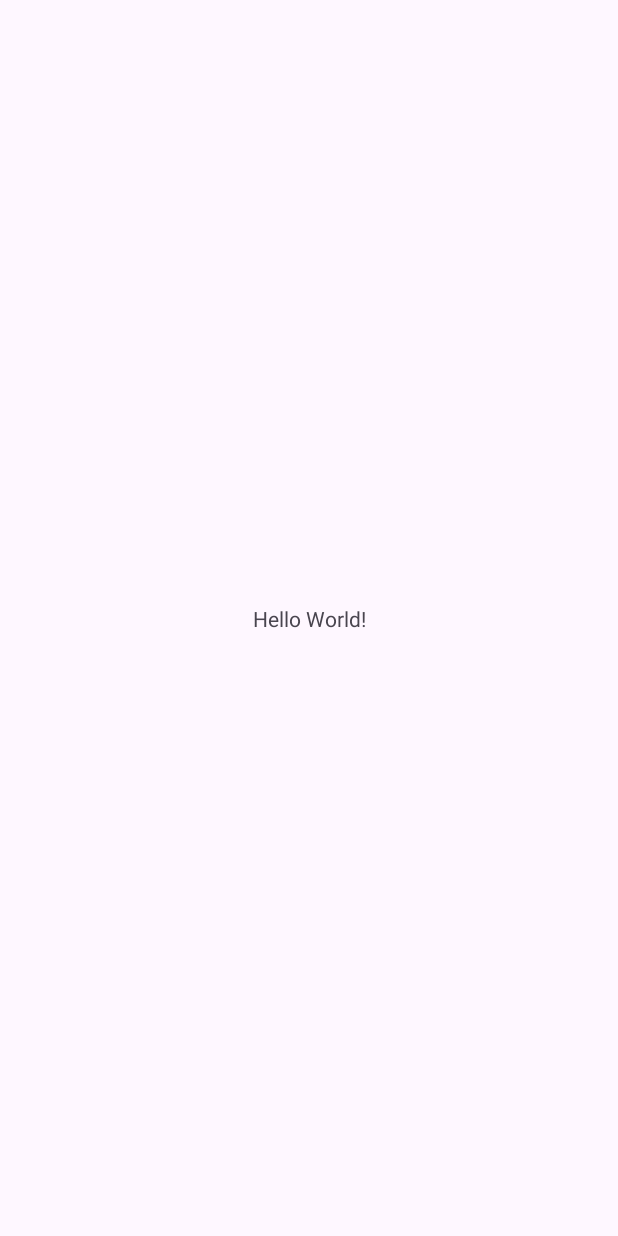
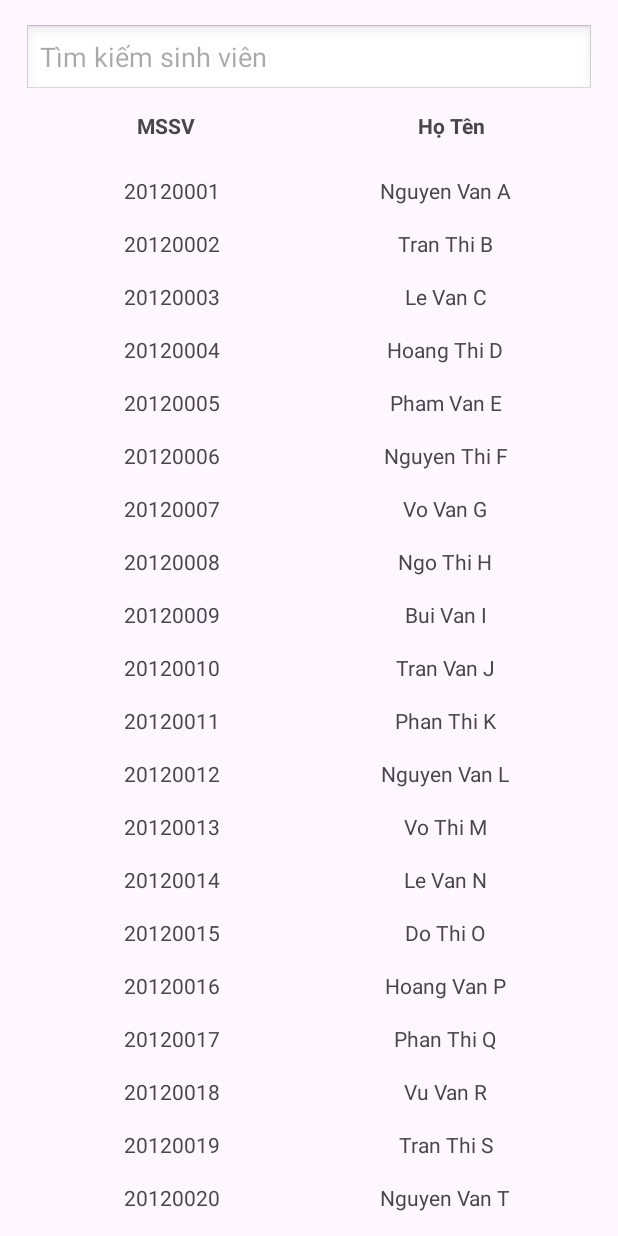
Before and after one commit to nntthuong02/Subject-Mobile-Programming, an Android app: the screen it shows after launch (MainActivity), on a phone screen of 412 x 824 dp. Before the commit the screen is almost empty. Run offline under Robolectric (Android 15) with nearby library versions, the phone set to English and light mode, and no system bars.

```diff
--- a/app/build.gradle.kts
+++ b/app/build.gradle.kts
@@ -33,6 +33,10 @@ android {
     kotlinOptions {
         jvmTarget = "1.8"
     }
+
+    viewBinding {
+        enable = true
+    }
 }
 
 dependencies {
--- /dev/null
+++ b/app/src/main/java/com/app/b1danhsach/models/Student.kt
@@ -0,0 +1,6 @@
+package com.app.b1danhsach.models
+
+data class Student(
+    val mssv: String,
+    val name: String
+)
--- a/app/src/main/java/com/app/b1danhsach/presentation/activity/MainActivity.kt
+++ b/app/src/main/java/com/app/b1danhsach/presentation/activity/MainActivity.kt
@@ -2,11 +2,59 @@ package com.app.b1danhsach.presentation.activity
 
 import androidx.appcompat.app.AppCompatActivity
 import android.os.Bundle
+import androidx.recyclerview.widget.LinearLayoutManager
+import androidx.recyclerview.widget.RecyclerView
 import com.app.b1danhsach.R
+import com.app.b1danhsach.presentation.adapter.StudentAdapter
+import com.app.b1danhsach.util.StudentDataSource
+import android.text.Editable
+import android.text.TextWatcher
+import android.widget.EditText
 
 class MainActivity : AppCompatActivity() {
+
+    private lateinit var recyclerView: RecyclerView
+    private lateinit var searchEditText: EditText
+    private lateinit var studentAdapter: StudentAdapter
+    private lateinit var studentDataSource: StudentDataSource
+
     override fun onCreate(savedInstanceState: Bundle?) {
         super.onCreate(savedInstanceState)
         setContentView(R.layout.activity_main)
+
+        // Initialize views
+        recyclerView = findViewById(R.id.recyclerView)
+        searchEditText = findViewById(R.id.etSearch)
+
+        // Initialize data source and adapter
+        studentDataSource = StudentDataSource()
+        studentAdapter = StudentAdapter(studentDataSource.getStudentData())
+
+        // Setup RecyclerView
+        recyclerView.layoutManager = LinearLayoutManager(this)
+        recyclerView.adapter = studentAdapter
+
+        // Setup search functionality
+        searchEditText.addTextChangedListener(object : TextWatcher {
+            override fun afterTextChanged(s: Editable?) {
+                filter(s.toString())
+            }
+
+            override fun beforeTextChanged(s: CharSequence?, start: Int, count: Int, after: Int) {}
+            override fun onTextChanged(s: CharSequence?, start: Int, before: Int, count: Int) {}
+        })
+    }
+
+    // Filter function
+    private fun filter(text: String) {
+        val filteredList = if (text.length > 2) {
+            studentDataSource.getStudentData().filter {
+                it.mssv.contains(text, ignoreCase = true) ||
+                        it.name.contains(text, ignoreCase = true)
+            }
+        } else {
+            studentDataSource.getStudentData() // Show full list if text length <= 2
+        }
+        studentAdapter.updateList(filteredList)
     }
 }
--- /dev/null
+++ b/app/src/main/java/com/app/b1danhsach/presentation/adapter/StudentAdapter.kt
@@ -0,0 +1,32 @@
+package com.app.b1danhsach.presentation.adapter
+
+import android.annotation.SuppressLint
+import android.view.LayoutInflater
+import android.view.ViewGroup
+import androidx.recyclerview.widget.RecyclerView
+import com.app.b1danhsach.databinding.ItemStudentBinding
+import com.app.b1danhsach.models.Student
+
+class StudentAdapter(private var students: List<Student>) : RecyclerView.Adapter<StudentAdapter.StudentViewHolder>() {
+
+    inner class StudentViewHolder(val binding: ItemStudentBinding) : RecyclerView.ViewHolder(binding.root)
+
+    override fun onCreateViewHolder(parent: ViewGroup, viewType: Int): StudentViewHolder {
+        val binding = ItemStudentBinding.inflate(LayoutInflater.from(parent.context), parent, false)
+        return StudentViewHolder(binding)
+    }
+
+    override fun onBindViewHolder(holder: StudentViewHolder, position: Int) {
+        val student = students[position]
+        holder.binding.tvMssv.text = student.mssv
+        holder.binding.tvName.text = student.name
+    }
+
+    override fun getItemCount(): Int = students.size
+
+    @SuppressLint("NotifyDataSetChanged")
+    fun updateList(newList: List<Student>) {
+        students = newList
+        notifyDataSetChanged()
+    }
+}
--- /dev/null
+++ b/app/src/main/java/com/app/b1danhsach/util/StudentDataSource.kt
@@ -0,0 +1,62 @@
+package com.app.b1danhsach.util
+
+import com.app.b1danhsach.models.Student
+
+class StudentDataSource {
+    private val studentData = mutableListOf(
+        Student("20120001", "Nguyen Van A"),
+        Student("20120002", "Tran Thi B"),
+        Student("20120003", "Le Van C"),
+        Student("20120004", "Hoang Thi D"),
+        Student("20120005", "Pham Van E"),
+        Student("20120006", "Nguyen Thi F"),
+        Student("20120007", "Vo Van G"),
+        Student("20120008", "Ngo Thi H"),
+        Student("20120009", "Bui Van I"),
+        Student("20120010", "Tran Van J"),
+        Student("20120011", "Phan Thi K"),
+        Student("20120012", "Nguyen Van L"),
+        Student("20120013", "Vo Thi M"),
+        Student("20120014", "Le Van N"),
+        Student("20120015", "Do Thi O"),
+        Student("20120016", "Hoang Van P"),
+        Student("20120017", "Phan Thi Q"),
+        Student("20120018", "Vu Van R"),
+        Student("20120019", "Tran Thi S"),
+        Student("20120020", "Nguyen Van T"),
+        Student("20120021", "Pham Thi U"),
+        Student("20120022", "Bui Van V"),
+        Student("20120023", "Nguyen Thi W"),
+        Student("20120024", "Le Van X"),
+        Student("20120025", "Do Van Y"),
+        Student("20120026", "Hoang Thi Z"),
+        Student("20120027", "Nguyen Van AA"),
+        Student("20120028", "Pham Thi BB"),
+        Student("20120029", "Bui Van CC"),
+        Student("20120030", "Tran Thi DD"),
+        Student("20120031", "Vo Van EE"),
+        Student("20120032", "Do Thi FF"),
+        Student("20120033", "Nguyen Van GG"),
+        Student("20120034", "Le Thi HH"),
+        Student("20120035", "Hoang Van II"),
+        Student("20120036", "Pham Thi JJ"),
+        Student("20120037", "Nguyen Van KK"),
+        Student("20120038", "Vo Thi LL"),
+        Student("20120039", "Ngo Van MM"),
+        Student("20120040", "Bui Thi NN"),
+        Student("20120041", "Tran Van OO"),
+        Student("20120042", "Phan Thi PP"),
+        Student("20120043", "Nguyen Van QQ"),
+        Student("20120044", "Pham Van RR"),
+        Student("20120045", "Vu Thi SS"),
+        Student("20120046", "Do Van TT"),
+        Student("20120047", "Hoang Thi UU"),
+        Student("20120048", "Phan Van VV"),
+        Student("20120049", "Nguyen Thi WW"),
+        Student("20120050", "Tran Van XX")
+    )
+
+    fun getStudentData(): List<Student> {
+        return studentData
+    }
+}
--- a/app/src/main/res/layout/activity_main.xml
+++ b/app/src/main/res/layout/activity_main.xml
@@ -1,18 +1,45 @@
-<?xml version="1.0" encoding="utf-8"?>
-<androidx.constraintlayout.widget.ConstraintLayout xmlns:android="http://schemas.android.com/apk/res/android"
-    xmlns:app="http://schemas.android.com/apk/res-auto"
-    xmlns:tools="http://schemas.android.com/tools"
+<LinearLayout
+    xmlns:android="http://schemas.android.com/apk/res/android"
+    android:orientation="vertical"
     android:layout_width="match_parent"
     android:layout_height="match_parent"
-    tools:context=".presentation.activity.MainActivity">
+    android:padding="16dp">
+    <EditText
+        android:id="@+id/etSearch"
+        android:layout_width="match_parent"
+        android:layout_height="wrap_content"
+        android:hint="Tìm kiếm sinh viên"
+        android:inputType="text"
+        android:background="@android:drawable/edit_text"
+        android:layout_marginBottom="10dp"/>
+    <!-- Header row for mssv and name -->
+    <LinearLayout
+        android:layout_width="match_parent"
+        android:layout_height="wrap_content"
+        android:orientation="horizontal"
+        android:paddingBottom="8dp">
 
-    <TextView
-        android:layout_width="wrap_content"
-        android:layout_height="wrap_content"
-        android:text="Hello World!"
-        app:layout_constraintBottom_toBottomOf="parent"
-        app:layout_constraintEnd_toEndOf="parent"
-        app:layout_constraintStart_toStartOf="parent"
-        app:layout_constraintTop_toTopOf="parent" />
+        <TextView
+            android:layout_width="0dp"
+            android:layout_height="wrap_content"
+            android:layout_weight="1"
+            android:text="MSSV"
+            android:textStyle="bold"
+            android:gravity="center"/>
 
-</androidx.constraintlayout.widget.ConstraintLayout>
+        <TextView
+            android:layout_width="0dp"
+            android:layout_height="wrap_content"
+            android:layout_weight="1"
+            android:text="Họ Tên"
+            android:textStyle="bold"
+            android:gravity="center"/>
+    </LinearLayout>
+
+    <!-- RecyclerView to display student list -->
+    <androidx.recyclerview.widget.RecyclerView
+        android:id="@+id/recyclerView"
+        android:layout_width="match_parent"
+        android:layout_height="match_parent"
+        android:paddingTop="8dp"/>
+</LinearLayout>
--- /dev/null
+++ b/app/src/main/res/layout/item_student.xml
@@ -0,0 +1,23 @@
+<LinearLayout
+    xmlns:android="http://schemas.android.com/apk/res/android"
+    android:orientation="horizontal"
+    android:layout_width="match_parent"
+    android:layout_height="wrap_content"
+    android:padding="8dp">
+
+    <!-- MSSV TextView -->
+    <TextView
+        android:id="@+id/tvMssv"
+        android:layout_width="0dp"
+        android:layout_height="wrap_content"
+        android:layout_weight="1"
+        android:gravity="center"/>
+
+    <!-- Name TextView -->
+    <TextView
+        android:id="@+id/tvName"
+        android:layout_width="0dp"
+        android:layout_height="wrap_content"
+        android:layout_weight="1"
+        android:gravity="center"/>
+</LinearLayout>
```
